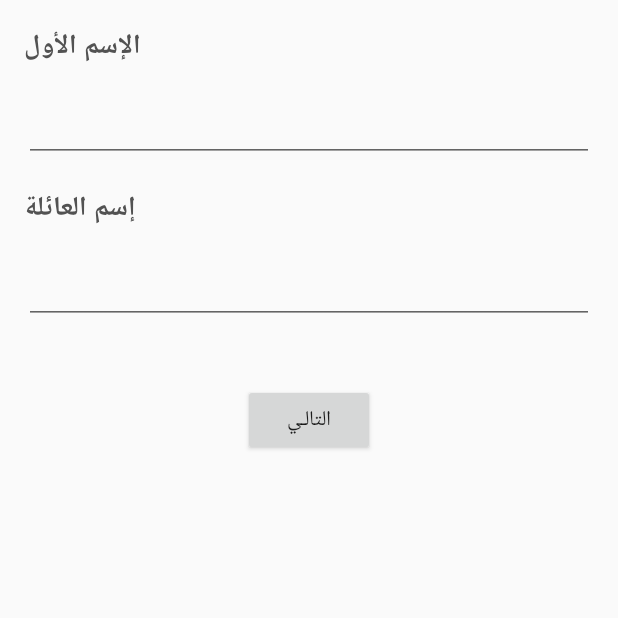
After one commit to Anabeesh/anabeesh-provider-android, an Android app: the fragment FirstLastNameFragment shown on its own in the app's theme, on a phone screen of 412 x 824 dp, the top half of it. The commit adds this screen. Run offline under Robolectric (Android 15) with nearby library versions, the phone set to English and light mode, and no system bars; our stand-ins replace ButterKnife.

```diff
--- a/anabeesh/src/main/java/com/cs18/anabeesh/ui/landingpage/LandingPageActivity.java
+++ b/anabeesh/src/main/java/com/cs18/anabeesh/ui/landingpage/LandingPageActivity.java
@@ -41,6 +41,7 @@ public class LandingPageActivity extends Activity {
     }
 
     @OnClick(R.id.btn_sign_up)
+    // أنشئ حساب جديد ::
     void signUpByEmail() {
         startActivity(new Intent(this, RegisterActivity.class));
     }
--- /dev/null
+++ b/anabeesh/src/main/java/com/cs18/anabeesh/ui/register/FirstLastNameFragment.java
@@ -0,0 +1,44 @@
+package com.cs18.anabeesh.ui.register;
+
+import android.app.Fragment;
+import android.os.Bundle;
+import android.support.annotation.Nullable;
+import android.view.LayoutInflater;
+import android.view.View;
+import android.view.ViewGroup;
+import android.widget.EditText;
+
+import com.cs18.anabeesh.R;
+
+import butterknife.BindView;
+import butterknife.ButterKnife;
+import butterknife.OnClick;
+
+/**
+ TODO: Add class header
+ */
+
+public class FirstLastNameFragment extends Fragment {
+
+    @BindView(R.id.et_first_name)
+    EditText firstNameEditText;
+    @BindView(R.id.et_last_name)
+    EditText lastNameEditText;
+
+    @Nullable
+    @Override
+    public View onCreateView(LayoutInflater inflater, @Nullable ViewGroup container, Bundle savedInstanceState) {
+        return inflater.inflate(R.layout.fragment_first_last_name,container,false);
+    }
+
+    @Override
+    public void onViewCreated(View view, @Nullable Bundle savedInstanceState) {
+        super.onViewCreated(view, savedInstanceState);
+        ButterKnife.bind(this, view);
+    }
+
+    @OnClick(R.id.btn_next)
+    void next(){
+
+    }
+}
--- /dev/null
+++ b/anabeesh/src/main/res/layout/fragment_first_last_name.xml
@@ -0,0 +1,57 @@
+<?xml version="1.0" encoding="utf-8"?>
+<LinearLayout xmlns:android="http://schemas.android.com/apk/res/android"
+    xmlns:tools="http://schemas.android.com/tools"
+    android:layout_width="match_parent"
+    android:layout_height="match_parent"
+    android:orientation="vertical"
+    tools:context="com.cs18.anabeesh.ui.register.RegisterActivity">
+
+    <TextView
+        android:id="@+id/tv_first_name"
+        style="@style/RegisterTextViewLabelStyle"
+        android:layout_width="wrap_content"
+        android:layout_height="wrap_content"
+        android:layout_margin="@dimen/marginRegisterTextView"
+        android:labelFor="@id/et_first_name"
+        android:text="@string/first_name" />
+
+    <EditText
+        android:id="@+id/et_first_name"
+        android:layout_width="match_parent"
+        android:layout_height="wrap_content"
+        android:layout_marginEnd="@dimen/marginRegisterEditText"
+        android:layout_marginStart="@dimen/marginRegisterEditText"
+        android:inputType="textEmailAddress"
+        tools:text="عمر" />
+
+
+    <TextView
+        android:id="@+id/tv_last_name"
+        style="@style/RegisterTextViewLabelStyle"
+        android:layout_width="wrap_content"
+        android:layout_height="wrap_content"
+        android:layout_margin="@dimen/marginRegisterTextView"
+        android:labelFor="@id/et_last_name"
+        android:text="@string/last_name" />
+
+    <EditText
+        android:id="@+id/et_last_name"
+        android:layout_width="match_parent"
+        android:layout_height="wrap_content"
+        android:layout_marginEnd="@dimen/marginRegisterEditText"
+        android:layout_marginStart="@dimen/marginRegisterEditText"
+        android:inputType="text"
+        tools:ignore="TextFields"
+        tools:text="بشاري" />
+
+    <Button
+        android:id="@+id/btn_next"
+        android:layout_width="wrap_content"
+        android:layout_height="wrap_content"
+        android:layout_gravity="center"
+        android:layout_marginBottom="@dimen/marginBottomRegisterButton"
+        android:layout_marginEnd="@dimen/marginEndRegisterButton"
+        android:layout_marginStart="@dimen/marginStartRegisterButton"
+        android:layout_marginTop="@dimen/marginTopRegisterButton"
+        android:text="@string/next" />
+</LinearLayout>
--- a/anabeesh/src/main/res/values/strings.xml
+++ b/anabeesh/src/main/res/values/strings.xml
@@ -17,12 +17,16 @@
     <string name="forgot_password"><u>نسيت كلمة المرور؟</u></string>
     <string name="login">تسجيل الدخول</string>
 
-    <!--Registration-->
+    <!--Registration email and password-->
     <string name="create_account">إنشاء حساب</string>
     <string name="register">تسجيل</string>
     <string name="what_is_your_email">ما هو بريدك الالكتروني؟</string>
-    <string name="confirm_email">ستحتاج الي ان تأكد هذا البريد الاكتروني لاحقا</string>
-    <string name="pick_password">اختر كلمة مرور</string>
-    <string name="use_eight_characters">استخدم ثمانية احرف علي الاقل</string>
+    <string name="confirm_email">ستحتاج إلي أن تأكد هذا البريد الاكتروني لاحقا</string>
+    <string name="pick_password">إختر كلمة مرور</string>
+    <string name="use_eight_characters">إستخدم ثمانية أحرف علي الأقل</string>
     <string name="next">التالـي</string>
+
+    <!--Registration first and last name-->
+    <string name="first_name">الإسم الأول</string>
+    <string name="last_name">إسم العائلة</string>
 </resources>
```
Also changed, not shown: anabeesh/src/main/java/com/cs18/anabeesh/di/activity/ActivityModule.java (+11 -1 lines), anabeesh/src/main/java/com/cs18/anabeesh/di/fragment/ForFragment.java (added, +11 -0 lines), anabeesh/src/main/java/com/cs18/anabeesh/di/fragment/FragmentComponent.java (added, +18 -0 lines), anabeesh/src/main/java/com/cs18/anabeesh/di/fragment/FragmentModule.java (added, +35 -0 lines), anabeesh/src/main/java/com/cs18/anabeesh/di/fragment/FragmentScope.java (added, +10 -0 lines), anabeesh/src/main/java/com/cs18/anabeesh/ui/register/EmailPasswordFragment.java (added, +56 -0 lines), anabeesh/src/main/java/com/cs18/anabeesh/ui/register/EmailPasswordPresenter.java (added, +11 -0 lines), anabeesh/src/main/java/com/cs18/anabeesh/ui/register/RegisterActivity.java (+18 -17 lines), anabeesh/src/main/java/com/cs18/anabeesh/ui/register/RegisterPresenter.java (added, +25 -0 lines), anabeesh/src/main/java/com/cs18/anabeesh/ui/register/RegisterScreen.java (added, +14 -0 lines), anabeesh/src/main/res/layout/activity_register.xml (+9 -66 lines), anabeesh/src/main/res/layout/fragment_email_pass.xml (added, +73 -0 lines).
